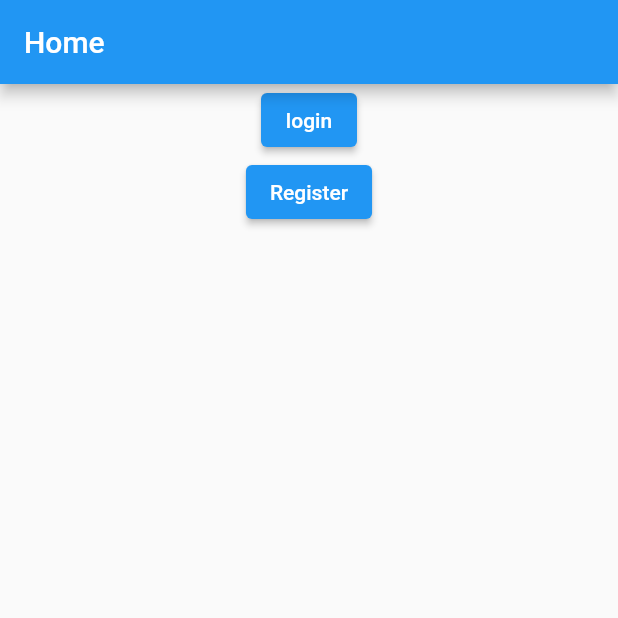
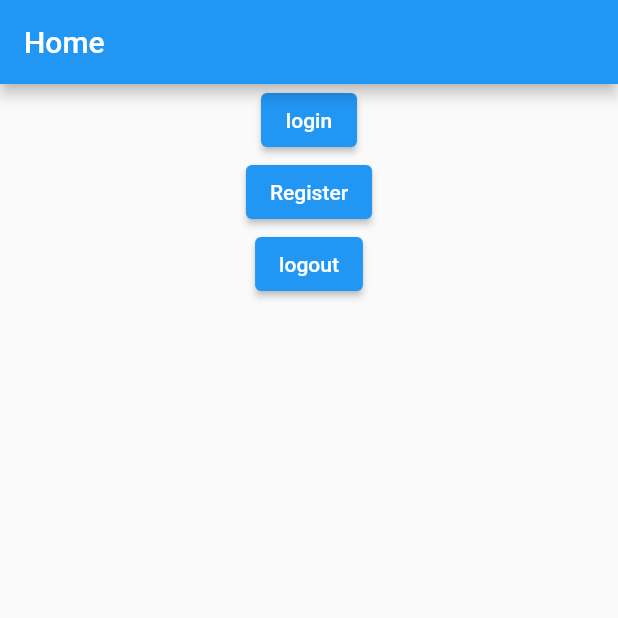
Before and after one commit to MBujaber/flutter_chaos, a Flutter app: the Home screen opened by its route, on a phone screen of 412 x 824 dp, the top half of it. Run offline on Flutter 3.47's test engine with Material 2 defaults, Android fonts, the phone set to English and light mode, and no system bars; our stand-ins replace dio, go_router, jwt_decoder, shared_preferences; accounts and stored records are empty.

Commit message:
trying to solve the logout

```diff
--- a/lib/pages/home.dart
+++ b/lib/pages/home.dart
@@ -1,5 +1,8 @@
 import 'package:flutter/material.dart';
 import 'package:go_router/go_router.dart';
+import 'package:provider/provider.dart';
+
+import '../providers/auth_provider.dart';
 
 class Home extends StatelessWidget {
   const Home({super.key});
@@ -21,7 +24,10 @@ class Home extends StatelessWidget {
           ElevatedButton(
             child: Text("Register"),
             onPressed: () => context.push('/register'),
-          )
+          ),
+          ElevatedButton(
+              child: Text("logout"),
+              onPressed: () => context.read<AuthProvider>().logout),
         ],
       ),
     );
--- a/lib/pages/login_page.dart
+++ b/lib/pages/login_page.dart
@@ -50,7 +50,6 @@ class LoginPage extends StatelessWidget {
                       content: Text("login unsuccessful"),
                     ),
                   );
-                print("login not success");
               },
               child: const Text("Login"),
             )
--- a/lib/providers/auth_provider.dart
+++ b/lib/providers/auth_provider.dart
@@ -69,4 +69,11 @@ class AuthProvider extends ChangeNotifier {
     }
     return false;
   }
+
+  void logout() async {
+    SharedPreferences prefs = await SharedPreferences.getInstance();
+    prefs.remove("access");
+    // token = "";
+    notifyListeners();
+  }
 }
```
